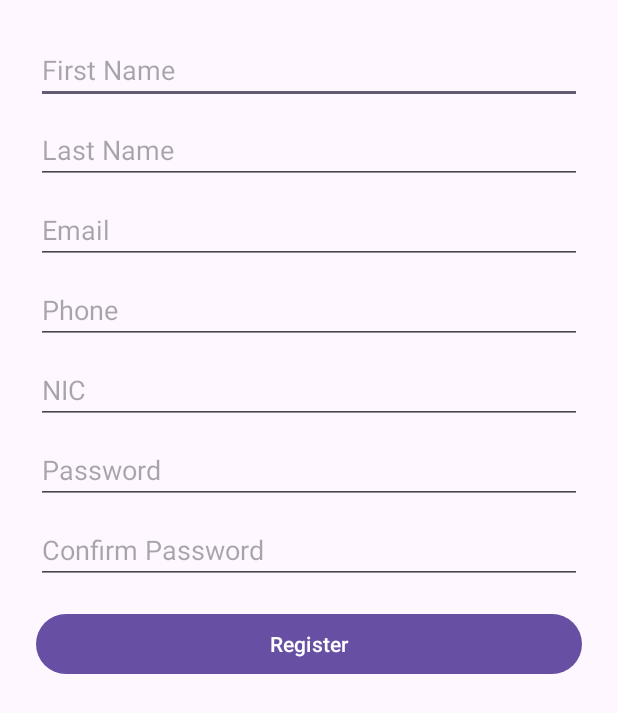
After one commit to madarameegama7/ev-charging-booking-system, an Android app: the RegisterActivity screen opened directly, with no data from a screen before it, on a phone screen of 412 x 824 dp. The commit adds this screen. Shown: the top 713 px of the screen. Run offline under Robolectric (Android 15) with nearby library versions, the phone set to English and light mode, and no system bars; 1 statement that could not run was skipped.

Commit message:
Complete Login and RegisterActivity

```diff
--- a/mobile/app/src/main/java/com/example/evchargingapp/activities/DashboardActivity.java
+++ b/mobile/app/src/main/java/com/example/evchargingapp/activities/EVOwnerDashboardActivity.java
@@ -10,13 +10,13 @@ import androidx.core.view.WindowInsetsCompat;
 
 import com.example.evchargingapp.R;
 
-public class DashboardActivity extends AppCompatActivity {
+public class EVOwnerDashboardActivity extends AppCompatActivity {
 
     @Override
     protected void onCreate(Bundle savedInstanceState) {
         super.onCreate(savedInstanceState);
         EdgeToEdge.enable(this);
-        setContentView(R.layout.activity_dashboard);
+        setContentView(R.layout.activity_evowner_dashboard);
         ViewCompat.setOnApplyWindowInsetsListener(findViewById(R.id.main), (v, insets) -> {
             Insets systemBars = insets.getInsets(WindowInsetsCompat.Type.systemBars());
             v.setPadding(systemBars.left, systemBars.top, systemBars.right, systemBars.bottom);
--- /dev/null
+++ b/mobile/app/src/main/java/com/example/evchargingapp/activities/RegisterActivity.java
@@ -0,0 +1,110 @@
+package com.example.evchargingapp.activities;
+
+import android.content.Intent;
+import android.os.Bundle;
+import android.view.View;
+import android.widget.*;
+import androidx.appcompat.app.AppCompatActivity;
+
+import com.example.evchargingapp.R;
+import com.example.evchargingapp.api.AuthApi;
+
+import org.json.JSONObject;
+
+import java.util.concurrent.ExecutorService;
+import java.util.concurrent.Executors;
+
+public class RegisterActivity extends AppCompatActivity {
+
+    private EditText etFirstName, etLastName, etEmail, etPhone, etNic, etPassword, etConfirmPassword;
+    private Button btnRegister;
+    private ProgressBar progressBar;
+    private final ExecutorService executor = Executors.newSingleThreadExecutor();
+
+    @Override
+    protected void onCreate(Bundle savedInstanceState) {
+        super.onCreate(savedInstanceState);
+        setContentView(R.layout.activity_register);
+
+        etFirstName = findViewById(R.id.etFirstName);
+        etLastName = findViewById(R.id.etLastName);
+        etEmail = findViewById(R.id.etEmail);
+        etPhone = findViewById(R.id.etPhone);
+        etNic = findViewById(R.id.etNic);
+        etPassword = findViewById(R.id.etPassword);
+        etConfirmPassword = findViewById(R.id.etConfirmPassword);
+        btnRegister = findViewById(R.id.btnRegister);
+        progressBar = findViewById(R.id.progressBar);
+
+        btnRegister.setOnClickListener(v -> attemptRegister());
+    }
+
+    private void attemptRegister() {
+        String firstName = etFirstName.getText().toString().trim();
+        String lastName = etLastName.getText().toString().trim();
+        String email = etEmail.getText().toString().trim();
+        String phone = etPhone.getText().toString().trim();
+        String nic = etNic.getText().toString().trim();
+        String password = etPassword.getText().toString().trim();
+        String confirmPassword = etConfirmPassword.getText().toString().trim();
+
+        // Required fields check
+        if (firstName.isEmpty() || lastName.isEmpty() || email.isEmpty() ||
+                nic.isEmpty() || password.isEmpty() || confirmPassword.isEmpty()) {
+            Toast.makeText(this, "Please fill all required fields", Toast.LENGTH_SHORT).show();
+            return;
+        }
+
+        // Email validation
+        if (!android.util.Patterns.EMAIL_ADDRESS.matcher(email).matches()) {
+            etEmail.setError("Invalid email format");
+            etEmail.requestFocus();
+            return;
+        }
+
+        // Phone validation (optional)
+        if (!phone.isEmpty() && !android.util.Patterns.PHONE.matcher(phone).matches()) {
+            etPhone.setError("Invalid phone number");
+            etPhone.requestFocus();
+            return;
+        }
+
+        // Confirm password match
+        if (!password.equals(confirmPassword)) {
+            etConfirmPassword.setError("Passwords do not match");
+            etConfirmPassword.requestFocus();
+            return;
+        }
+
+        toggleLoading(true);
+
+        executor.execute(() -> {
+            try {
+                // Role hardcoded as Owner for app registration
+                JSONObject resp = AuthApi.register(firstName, lastName, email, phone, nic, password, "Owner");
+
+                runOnUiThread(() -> {
+                    toggleLoading(false);
+                    Toast.makeText(RegisterActivity.this, "Registration successful! Please login.", Toast.LENGTH_LONG).show();
+                    // Navigate to login
+                    Intent intent = new Intent(RegisterActivity.this, LoginActivity.class);
+                    startActivity(intent);
+                    finish();
+                });
+
+            } catch (final Exception ex) {
+                ex.printStackTrace();
+                runOnUiThread(() -> {
+                    toggleLoading(false);
+                    Toast.makeText(RegisterActivity.this,
+                            "Registration failed: " + ex.getMessage(), Toast.LENGTH_LONG).show();
+                });
+            }
+        });
+    }
+
+    private void toggleLoading(boolean isLoading) {
+        progressBar.setVisibility(isLoading ? View.VISIBLE : View.GONE);
+        btnRegister.setEnabled(!isLoading);
+    }
+}
--- a/mobile/app/src/main/res/layout/activity_dashboard.xml
+++ b/mobile/app/src/main/res/layout/activity_evowner_dashboard.xml
@@ -5,6 +5,6 @@
     android:id="@+id/main"
     android:layout_width="match_parent"
     android:layout_height="match_parent"
-    tools:context=".activities.DashboardActivity">
+    tools:context=".activities.EVOwnerDashboardActivity">
 
 </androidx.constraintlayout.widget.ConstraintLayout>
--- /dev/null
+++ b/mobile/app/src/main/res/layout/activity_register.xml
@@ -0,0 +1,83 @@
+<?xml version="1.0" encoding="utf-8"?>
+<ScrollView xmlns:android="http://schemas.android.com/apk/res/android"
+    android:layout_width="match_parent"
+    android:layout_height="match_parent"
+    android:padding="24dp">
+
+    <LinearLayout
+        android:layout_width="match_parent"
+        android:layout_height="wrap_content"
+        android:orientation="vertical">
+
+        <EditText
+            android:id="@+id/etFirstName"
+            android:layout_width="match_parent"
+            android:layout_height="wrap_content"
+            android:hint="First Name"
+            android:inputType="textPersonName" />
+
+        <EditText
+            android:id="@+id/etLastName"
+            android:layout_width="match_parent"
+            android:layout_height="wrap_content"
+            android:hint="Last Name"
+            android:inputType="textPersonName"
+            android:layout_marginTop="8dp" />
+
+        <EditText
+            android:id="@+id/etEmail"
+            android:layout_width="match_parent"
+            android:layout_height="wrap_content"
+            android:hint="Email"
+            android:inputType="textEmailAddress"
+            android:layout_marginTop="8dp" />
+
+        <EditText
+            android:id="@+id/etPhone"
+            android:layout_width="match_parent"
+            android:layout_height="wrap_content"
+            android:hint="Phone"
+            android:inputType="phone"
+            android:layout_marginTop="8dp" />
+
+        <EditText
+            android:id="@+id/etNic"
+            android:layout_width="match_parent"
+            android:layout_height="wrap_content"
+            android:hint="NIC"
+            android:inputType="text"
+            android:layout_marginTop="8dp" />
+
+        <EditText
+            android:id="@+id/etPassword"
+            android:layout_width="match_parent"
+            android:layout_height="wrap_content"
+            android:hint="Password"
+            android:inputType="textPassword"
+            android:layout_marginTop="8dp" />
+
+        <EditText
+            android:id="@+id/etConfirmPassword"
+            android:layout_width="match_parent"
+            android:layout_height="wrap_content"
+            android:hint="Confirm Password"
+            android:inputType="textPassword"
+            android:layout_marginTop="8dp" />
+
+        <Button
+            android:id="@+id/btnRegister"
+            android:layout_width="match_parent"
+            android:layout_height="wrap_content"
+            android:text="Register"
+            android:layout_marginTop="16dp" />
+
+        <ProgressBar
+            android:id="@+id/progressBar"
+            android:layout_width="wrap_content"
+            android:layout_height="wrap_content"
+            android:layout_gravity="center"
+            android:visibility="gone"
+            android:layout_marginTop="16dp" />
+
+    </LinearLayout>
+</ScrollView>
```
Also changed, not shown: mobile/app/src/main/AndroidManifest.xml (+7 -4 lines), mobile/app/src/main/java/com/example/evchargingapp/MainActivity.java (+14 -3 lines), mobile/app/src/main/java/com/example/evchargingapp/activities/EVOperatorDashboardActivity.java (added, +26 -0 lines), mobile/app/src/main/java/com/example/evchargingapp/activities/LoginActivity.java (+31 -22 lines), mobile/app/src/main/res/layout/activity_evoperator_dashboard.xml (added, +10 -0 lines), mobile/app/src/main/res/layout/activity_login.xml (+19 -3 lines), 1 other file.
